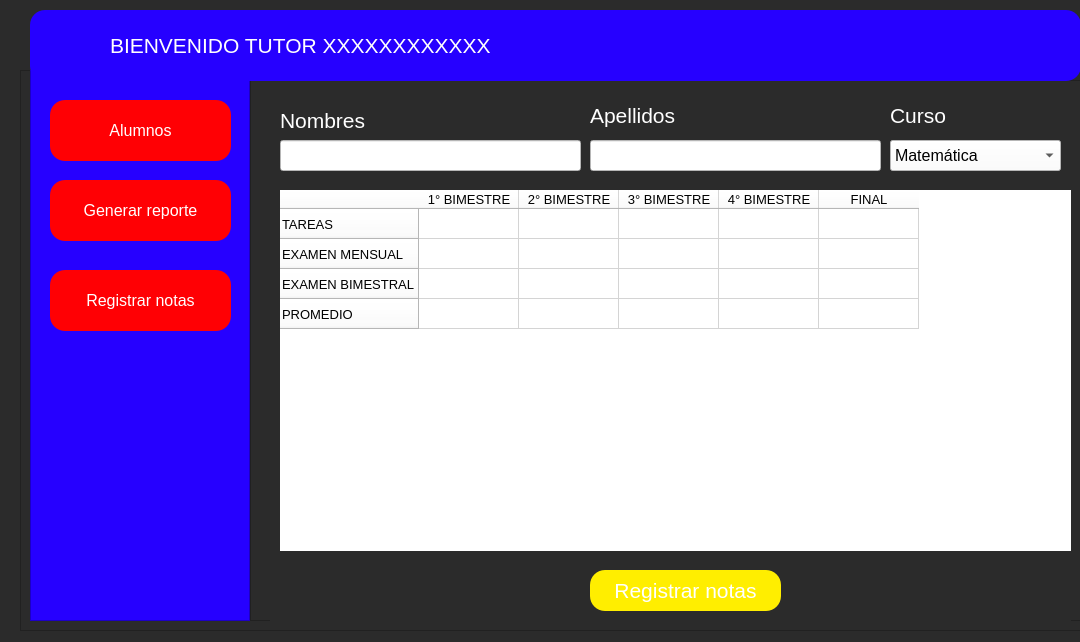
First picture: the form in entrar_tutor.ui, repository Giavic/Taller_de_software_TF, before the edit.
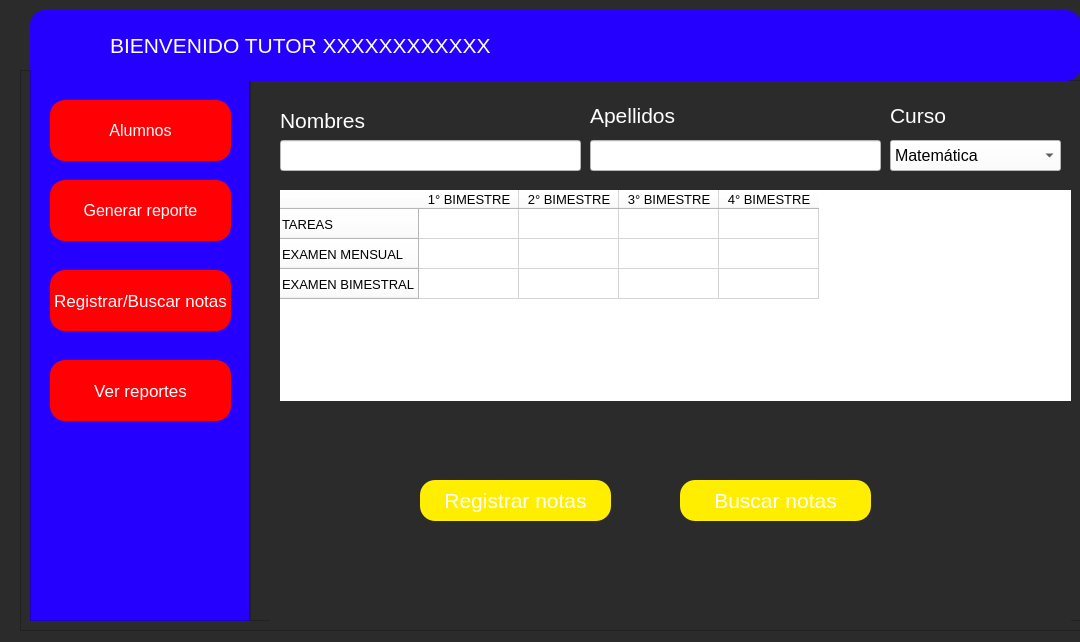
Second picture: the form after the edit. The open tabs and pages were chosen to show the change. Icons and pictures are not drawn.

Commit message: cambios en la interfaz

What changed in the file:
```diff
--- a/entrar_tutor.ui
+++ b/entrar_tutor.ui
@@ -246,10 +246,50 @@
 background-color: rgb(255, 255, 255);
 color:rgb(0, 0, 0);
 border-radius:15px;
+}
+
+QPushButton{
+font:17px;
 }</string>
      </property>
      <property name="text">
-      <string>Registrar notas</string>
+      <string>Registrar/Buscar notas</string>
+     </property>
+    </widget>
+    <widget class="QPushButton" name="pushButton_9">
+     <property name="geometry">
+      <rect>
+       <x>20</x>
+       <y>300</y>
+       <width>181</width>
+       <height>61</height>
+      </rect>
+     </property>
+     <property name="styleSheet">
+      <string notr="true">QFrame{
+background-color: rgb(0, 255, 234);
+	
+}
+
+QPushButton{
+background-color: rgb(255, 0, 4);
+color: rgb(255, 255, 255);
+border-radius:15px;
+font: 12pt;
+}
+
+QPushButton:hover{
+background-color: rgb(255, 255, 255);
+color:rgb(0, 0, 0);
+border-radius:15px;
+}
+
+QPushButton{
+font:17px;
+}</string>
+     </property>
+     <property name="text">
+      <string>Ver reportes</string>
      </property>
     </widget>
    </widget>
@@ -656,8 +696,8 @@
       <widget class="QPushButton" name="pushButton_7">
        <property name="geometry">
         <rect>
-         <x>320</x>
-         <y>470</y>
+         <x>150</x>
+         <y>380</y>
          <width>191</width>
          <height>41</height>
         </rect>
@@ -671,8 +711,8 @@
         <rect>
          <x>10</x>
          <y>90</y>
-         <width>791</width>
-         <height>361</height>
+         <width>801</width>
+         <height>211</height>
         </rect>
        </property>
        <property name="styleSheet">
@@ -695,11 +735,6 @@
          <string>EXAMEN BIMESTRAL</string>
         </property>
        </row>
-       <row>
-        <property name="text">
-         <string>PROMEDIO</string>
-        </property>
-       </row>
        <column>
         <property name="text">
          <string>1° BIMESTRE</string>
@@ -720,17 +755,19 @@
          <string>4° BIMESTRE</string>
         </property>
        </column>
-       <column>
-        <property name="text">
-         <string>FINAL</string>
-        </property>
-        <property name="font">
-         <font>
-          <weight>50</weight>
-          <bold>false</bold>
-         </font>
-        </property>
-       </column>
+      </widget>
+      <widget class="QPushButton" name="pushButton_8">
+       <property name="geometry">
+        <rect>
+         <x>410</x>
+         <y>380</y>
+         <width>191</width>
+         <height>41</height>
+        </rect>
+       </property>
+       <property name="text">
+        <string>Buscar notas</string>
+       </property>
       </widget>
       <zorder>lineEdit_4</zorder>
       <zorder>lineEdit_5</zorder>
```
Left out of the diff: 33 changed lines with no effect on the pictures. The commit also changes 1 other file.
